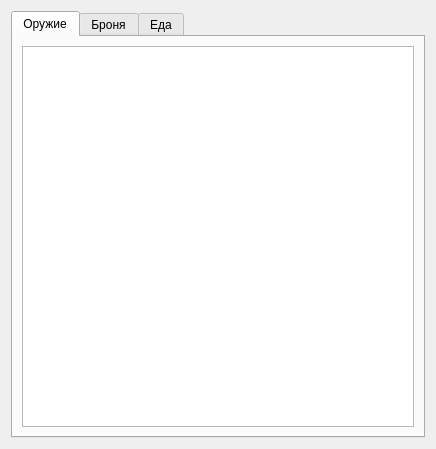
Qt form gui/inventory_widget.ui (Miklene/Arena) before a commit.
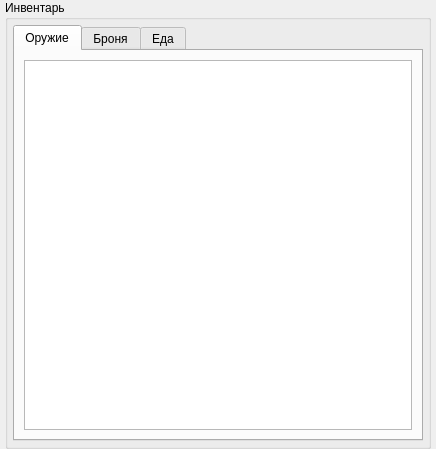
The same form after that commit.

The edit to the form file:
```diff
--- a/gui/inventory_widget.ui
+++ b/gui/inventory_widget.ui
@@ -14,6 +14,36 @@
    <string>Инвентарь</string>
   </property>
   <layout class="QVBoxLayout" name="verticalLayout">
+   <property name="leftMargin">
+    <number>5</number>
+   </property>
+   <property name="topMargin">
+    <number>0</number>
+   </property>
+   <property name="rightMargin">
+    <number>5</number>
+   </property>
+   <property name="bottomMargin">
+    <number>0</number>
+   </property>
+   <item>
+    <widget class="QGroupBox" name="groupBox_inventory">
+     <property name="title">
+      <string>Инвентарь</string>
+     </property>
+     <layout class="QVBoxLayout" name="verticalLayout_2">
+      <property name="leftMargin">
+       <number>5</number>
+      </property>
+      <property name="topMargin">
+       <number>5</number>
+      </property>
+      <property name="rightMargin">
+       <number>5</number>
+      </property>
+      <property name="bottomMargin">
+       <number>5</number>
+      </property>
    <item>
     <widget class="QTabWidget" name="tab_widget_weapon">
      <property name="currentIndex">
@@ -49,6 +79,9 @@
        </item>
       </layout>
      </widget>
+       </widget>
+      </item>
+     </layout>
     </widget>
    </item>
   </layout>
```
Lines whose indentation alone changed are shown as unchanged.
